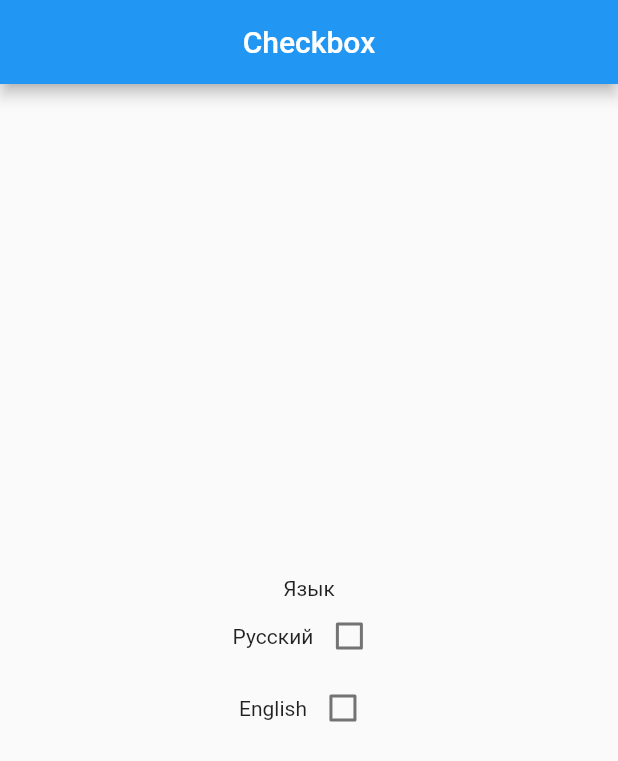
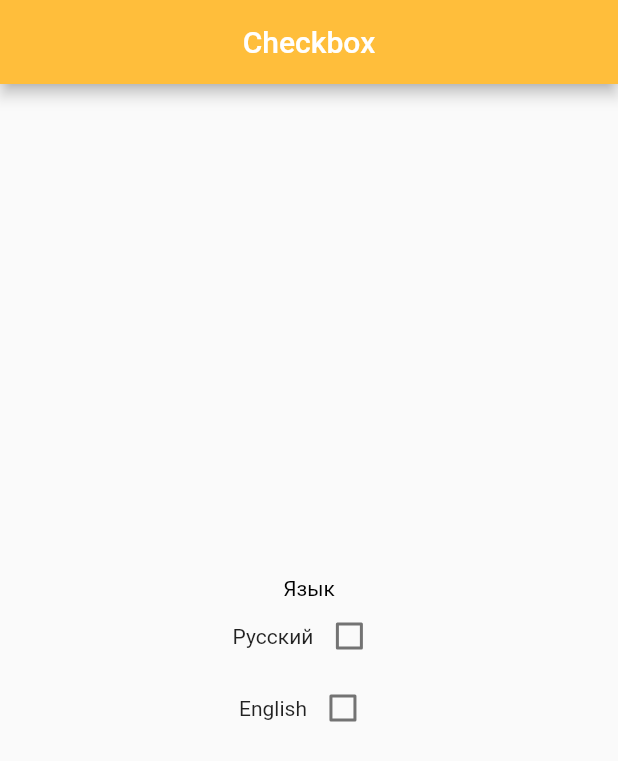
Before and after one commit to ZhdankovAlex/CheckBox, a Flutter app: the screen it shows after launch, on a phone screen of 412 x 824 dp. Shown: the top 761 px of the screen. Run offline on Flutter 3.47's test engine with Material 2 defaults, Android fonts, the phone set to English and light mode, and no system bars.

Commit message:
New color scheme, Theme was used

```diff
--- a/lib/main.dart
+++ b/lib/main.dart
@@ -12,50 +12,64 @@ class _MyAppState extends State<MyApp>
 {
   bool russianVal = false;
   bool englishVal = false;
-  String curentLanguage = "Язык";
+  String currentLanguage = "Язык";
 
   @override
   Widget build(BuildContext context)
   {
     return Scaffold
       (
-        appBar: AppBar(title: Text('Checkbox'), centerTitle: true),
+        appBar: AppBar(title: Text('Checkbox'),
+                       centerTitle: true,
+                       backgroundColor: const Color(0xffffbe3b)),
         body: Center(child: Column(mainAxisAlignment: MainAxisAlignment.center,
                       children:<Widget>
                       [
                         Column(mainAxisAlignment: MainAxisAlignment.center,
                         children: <Widget>
                         [
-                          Text (curentLanguage),
+                          Text (currentLanguage,
+                                style: new TextStyle(color: Colors.black
+                                                     )),
                           //Russian checkbox
                           Row(mainAxisAlignment: MainAxisAlignment.center,
                           children: <Widget>[
                             Text ("Русский"),
-                            Checkbox(value: russianVal,
+                            Theme(data: ThemeData(unselectedWidgetColor: Colors.black54,),
+                                  child: Checkbox(value: russianVal,
+                                    checkColor: const Color(0xffffbe3b),
+                                    activeColor: Colors.black12,
                                     onChanged: (bool value)
                                     {
                                       setState(()
                                       {
                                         englishVal = !value;
                                         russianVal = value;
-                                    curentLanguage = "Язык";
+                                        currentLanguage = "Язык";
                                       });
-                              },)
+                                    },
+                                   ),
+                                  ),
                           ],),
                           //English checkbox
                           Row(mainAxisAlignment: MainAxisAlignment.center,
                             children: <Widget>[
                               Text ("English"),
-                              Checkbox(value: englishVal,
+                              Theme(data: ThemeData(unselectedWidgetColor: Colors.black54,),
+                                child: Checkbox(value: englishVal,
+                                  checkColor: const Color(0xffffbe3b),
+                                  activeColor: Colors.black12,
                                   onChanged: (bool value)
                                   {
                                     setState(()
                                     {
+                                      englishVal = value;
                                       russianVal = !value;
-                                      englishVal = value;
-                                      curentLanguage = "Language";
+                                      currentLanguage = "Language";
                                     });
-                                },)
+                                  },
+                                ),
+                              ),
                             ],)
                         ])
                       ],),
```
Lines whose indentation alone changed are shown as unchanged.
